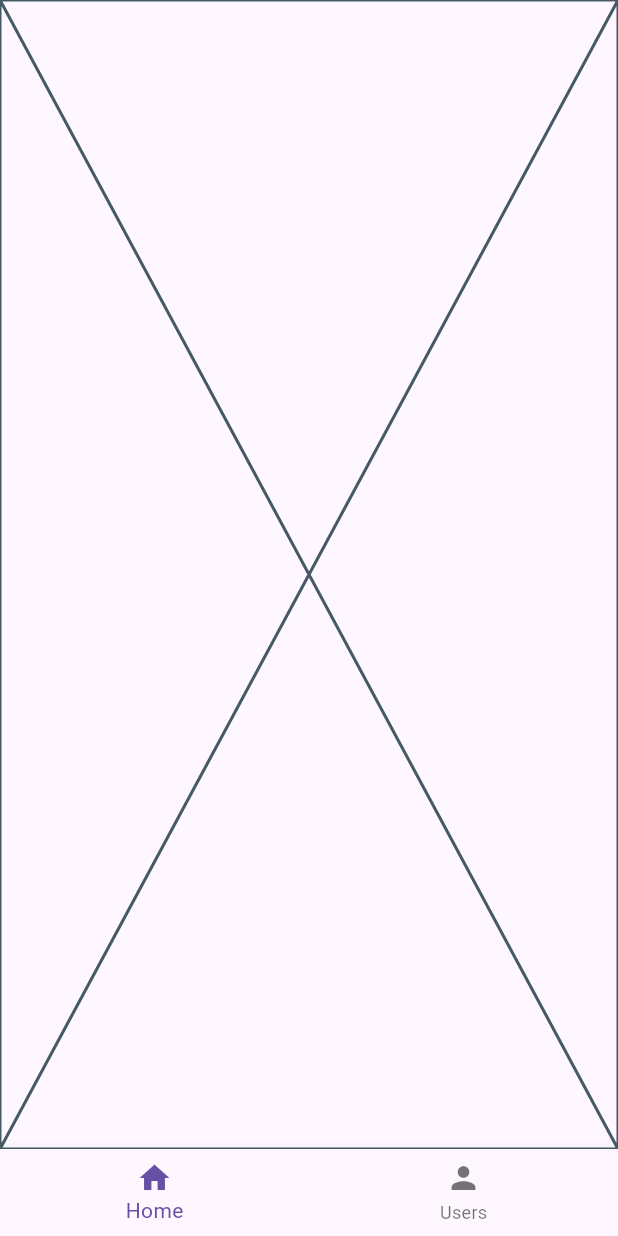
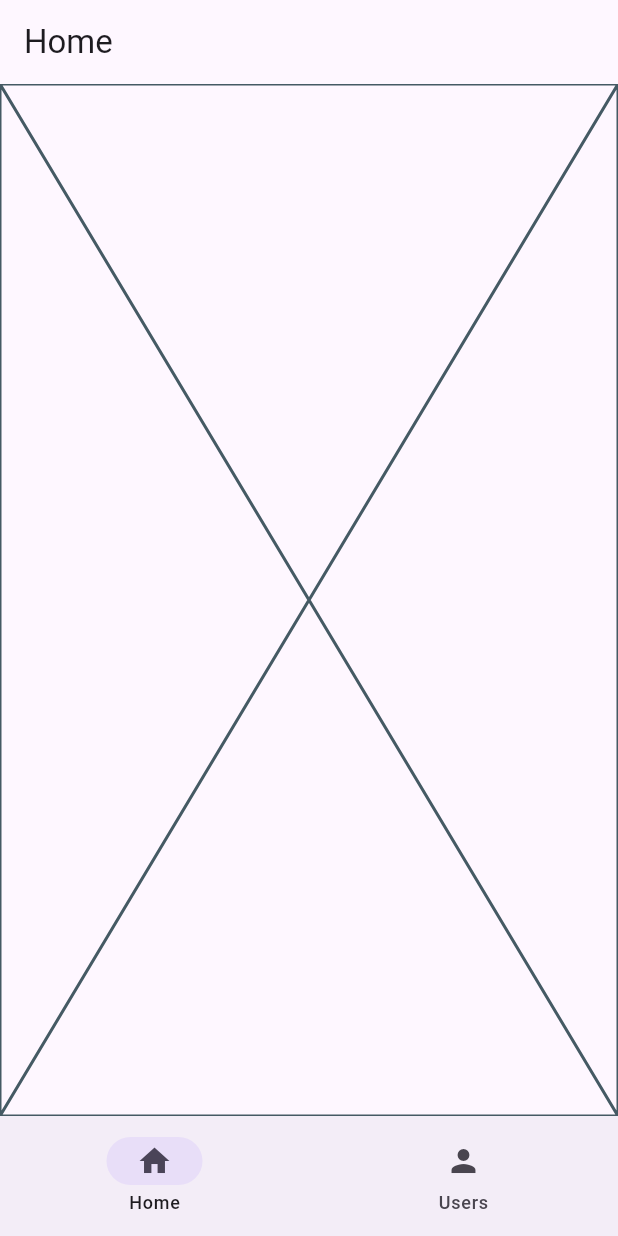
Before and after one commit to tiecia/firebase-playground, a Flutter app: the screen it shows after launch, on a phone screen of 412 x 824 dp. Run offline on Flutter 3.47's test engine with Material 3 defaults, Android fonts, the phone set to English and light mode, and no system bars; our stand-ins replace firebase_core, go_router; missing offline and left inert: firebase_data_connect; accounts and stored records are empty.

Commit message:
routing navbar

```diff
--- a/flutter/lib/home/home.dart
+++ b/flutter/lib/home/home.dart
@@ -1,4 +1,3 @@
-import 'package:firebase_playground/navbar.dart';
 import 'package:flutter/material.dart';
 
 class HomePage extends StatelessWidget {
@@ -6,6 +5,6 @@ class HomePage extends StatelessWidget {
 
   @override
   Widget build(BuildContext context) {
-    return const Scaffold(bottomNavigationBar: NavBar(), body: Placeholder(),);
+    return Scaffold(appBar: AppBar(title: Text("Home")), body: Placeholder(),);
   }
 }
--- a/flutter/lib/main.dart
+++ b/flutter/lib/main.dart
@@ -1,6 +1,5 @@
 import 'package:firebase_core/firebase_core.dart';
 import 'package:firebase_playground/firebase_options.dart';
-import 'package:firebase_playground/user/user.dart';
 import 'package:flutter/material.dart';
 import 'package:firebase_playground/routes.dart';
 
@@ -28,7 +27,7 @@ class MyApp extends StatelessWidget {
               textDirection: TextDirection.ltr,
             );
           } else {
-            return MaterialApp(routes: appRoutes);
+            return MaterialApp.router(routerConfig: router);
           }
         },
       ),
--- a/flutter/lib/navbar.dart
+++ b/flutter/lib/navbar.dart
@@ -1,25 +1,34 @@
 import 'package:flutter/material.dart';
+import 'package:go_router/go_router.dart';
 
 class NavBar extends StatelessWidget {
-  const NavBar({super.key});
+  final int selectedIndex;
+  final StatefulNavigationShell navigationShell;
+  const NavBar({
+    super.key,
+    required this.selectedIndex,
+    required this.navigationShell,
+  });
 
   @override
   Widget build(BuildContext context) {
-    return BottomNavigationBar(
-      items: [
-        BottomNavigationBarItem(icon: Icon(Icons.home), label: 'Home'),
-        BottomNavigationBarItem(icon: Icon(Icons.person), label: 'Users'),
+    return NavigationBar(
+      destinations: [
+        NavigationDestination(icon: Icon(Icons.home), label: 'Home'),
+        NavigationDestination(icon: Icon(Icons.person), label: 'Users'),
       ],
-      onTap: (int idx) {
-        switch (idx) {
-          case 0:
-            Navigator.pushNamed(context, "/");
-            break;
-          case 1:
-            Navigator.pushNamed(context, "/users");
-            break;
-          default:
-        }
+      selectedIndex: selectedIndex,
+      onDestinationSelected: (int idx) {
+        // switch (idx) {
+        //   case 0:
+        //     Navigator.pushNamed(context, "/");
+        //     break;
+        //   case 1:
+        //     Navigator.pushNamed(context, "/users");
+        //     break;
+        //   default:
+        // }
+        navigationShell.goBranch(idx);
       },
     );
   }
--- a/flutter/lib/routes.dart
+++ b/flutter/lib/routes.dart
@@ -1,7 +1,34 @@
 import 'package:firebase_playground/home/home.dart';
+import 'package:firebase_playground/shell.dart';
 import 'package:firebase_playground/user/user.dart';
+import 'package:flutter/material.dart';
+import 'package:go_router/go_router.dart';
 
 var appRoutes = {
   '/': (context) => HomePage(),
   '/users': (context) => UserPage(),
 };
+
+final GoRouter router = GoRouter(
+  routes: [
+    StatefulShellRoute.indexedStack(
+      builder: (
+        BuildContext context,
+        GoRouterState state,
+        StatefulNavigationShell navigationShell,
+      ) {
+        return NavBarShell(navigationShell: navigationShell);
+      },
+      branches: [
+        StatefulShellBranch(
+          routes: [GoRoute(path: '/', builder: (context, state) => HomePage())],
+        ),
+        StatefulShellBranch(
+          routes: [
+            GoRoute(path: '/users', builder: (context, state) => UserPage()),
+          ],
+        ),
+      ],
+    ),
+  ],
+);
--- /dev/null
+++ b/flutter/lib/shell.dart
@@ -0,0 +1,20 @@
+import 'package:firebase_playground/navbar.dart';
+import 'package:flutter/material.dart';
+import 'package:go_router/go_router.dart';
+
+class NavBarShell extends StatelessWidget {
+  final StatefulNavigationShell navigationShell;
+
+  const NavBarShell({super.key, required this.navigationShell});
+
+  @override
+  Widget build(BuildContext context) {
+    return Scaffold(
+      body: navigationShell,
+      bottomNavigationBar: NavBar(
+        selectedIndex: navigationShell.currentIndex,
+        navigationShell: navigationShell,
+      ),
+    );
+  }
+}
--- a/flutter/lib/user/user.dart
+++ b/flutter/lib/user/user.dart
@@ -1,6 +1,5 @@
 import 'package:firebase_data_connect/firebase_data_connect.dart';
 import 'package:firebase_playground/dataconnect-generated/dart/default_connector/default.dart';
-import 'package:firebase_playground/navbar.dart';
 import 'package:flutter/material.dart';
 
 class UserPage extends StatelessWidget {
@@ -19,9 +18,7 @@ class UserListFetcher extends StatelessWidget {
   Widget build(BuildContext context) {
     Future<QueryResult<GetUsersData, void>> userFuture =
         DefaultConnector.instance.getUsers().execute();
-    return Scaffold(
-      bottomNavigationBar: NavBar(),
-      body: FutureBuilder<QueryResult<GetUsersData, void>>(
+    return FutureBuilder<QueryResult<GetUsersData, void>>(
       future: userFuture,
       builder: (
         BuildContext context,
@@ -36,7 +33,6 @@ class UserListFetcher extends StatelessWidget {
           return Text("Failed to load users");
         }
       },
-      ),
     );
   }
 }
--- a/flutter/pubspec.yaml
+++ b/flutter/pubspec.yaml
@@ -36,6 +36,7 @@ dependencies:
   cupertino_icons: ^1.0.8
   firebase_data_connect: ^0.1.4
   firebase_core: ^3.13.0
+  go_router: ^15.1.1
 
 dev_dependencies:
   flutter_test:
```
Also changed, not shown: flutter/pubspec.lock, 1 other file. Lines whose indentation alone changed are shown as unchanged.
